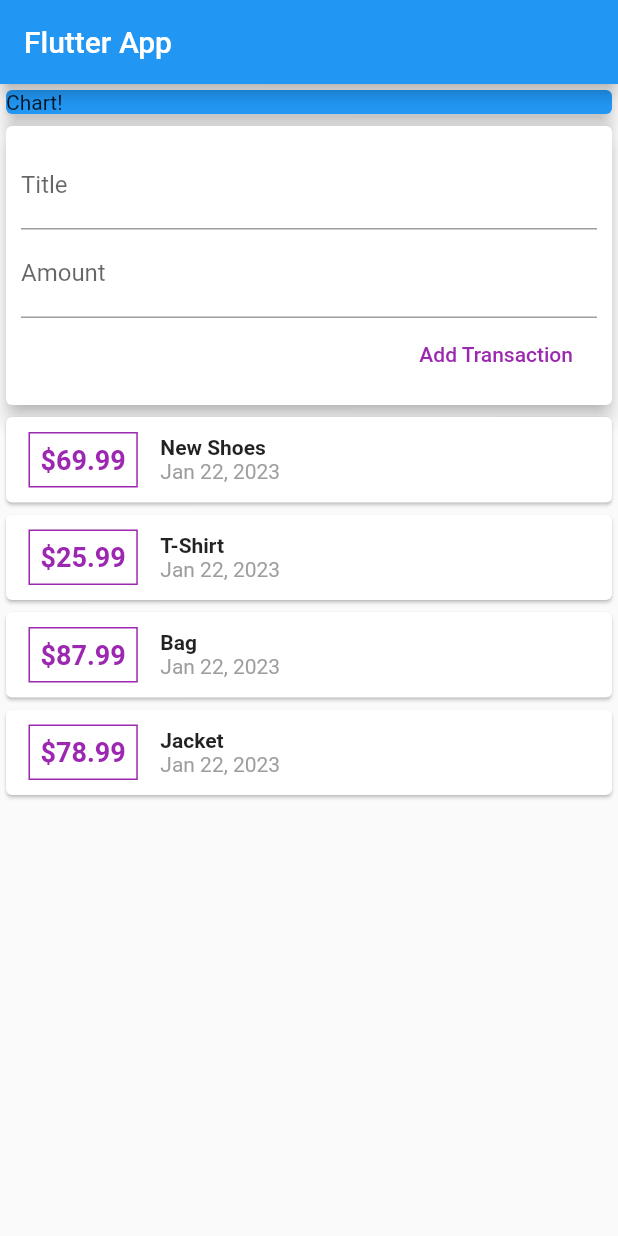
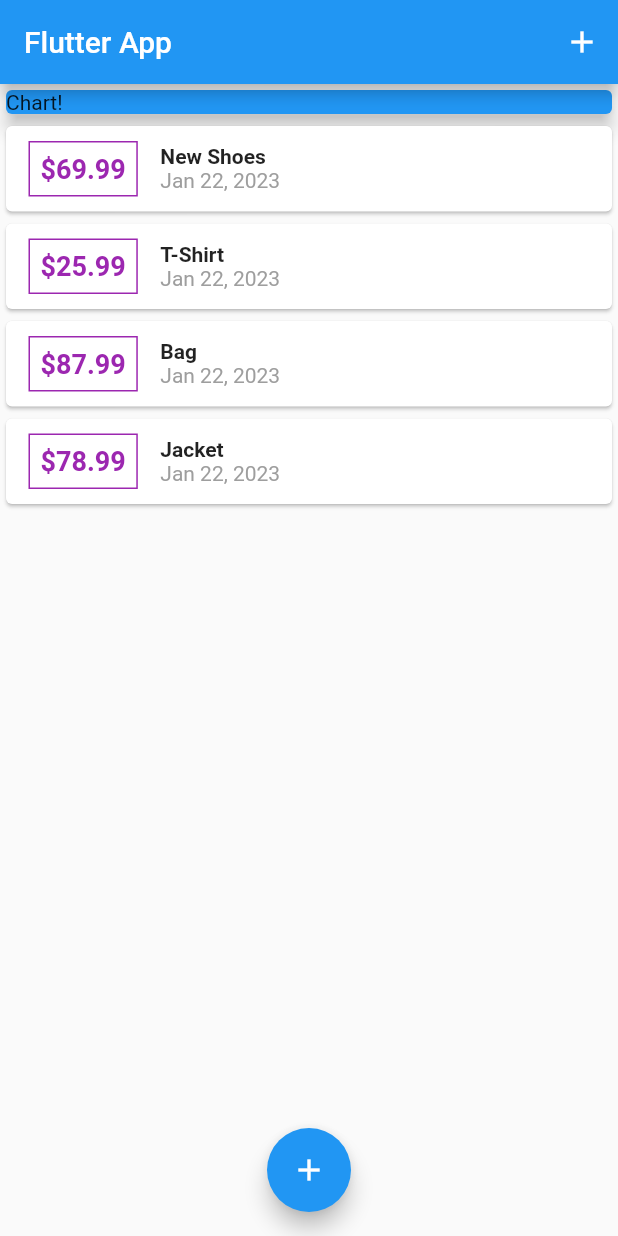
Before and after one commit to nino-t/flutter-personal-expenses, a Flutter app: the screen it shows after launch, on a phone screen of 412 x 824 dp. Run offline on Flutter 3.47's test engine with Material 2 defaults, Android fonts, the light colour scheme and no system bars.

Commit message:
add modal new transaction

```diff
--- a/lib/main.dart
+++ b/lib/main.dart
@@ -1,5 +1,7 @@
 import 'package:flutter/material.dart';
-import 'package:personal_expanses/widgets/user_transaction.dart';
+import 'package:personal_expanses/widgets/new_transaction.dart';
+import 'models/transaction.dart';
+import 'widgets/transasction_list.dart';
 
 void main() => runApp(const MyApp());
 
@@ -8,31 +10,73 @@ class MyApp extends StatelessWidget {
 
   @override
   Widget build(BuildContext context) {
-    return MaterialApp(
+    return const MaterialApp(
       title: 'Flutter App',
       home: MyHomePage(),
     );
   }
 }
 
-class MyHomePage extends StatelessWidget {
-  MyHomePage({Key? key}) : super(key: key);
+class MyHomePage extends StatefulWidget {
+  const MyHomePage({Key? key}) : super(key: key);
 
+  @override
+  State<MyHomePage> createState() => _MyHomePageState();
+}
+
+class _MyHomePageState extends State<MyHomePage> {
   final titleController = TextEditingController();
   final amountController = TextEditingController();
+
+  final List<Transaction> _transactions = [
+    Transaction(
+        id: 't1', title: 'New Shoes', amount: 69.99, date: DateTime.now()),
+    Transaction(
+        id: 't2', title: 'T-Shirt', amount: 25.99, date: DateTime.now()),
+    Transaction(id: 't3', title: 'Bag', amount: 87.99, date: DateTime.now()),
+    Transaction(id: 't4', title: 'Jacket', amount: 78.99, date: DateTime.now())
+  ];
+
+  void _addNewTransaction(String trxTitle, double trxAmount) {
+    final newTrx = Transaction(
+        id: DateTime.now().toString(),
+        title: trxTitle,
+        amount: trxAmount,
+        date: DateTime.now());
+
+    setState(() {
+      _transactions.add(newTrx);
+    });
+  }
+
+  void _startAddNewTransaction(BuildContext ctx) {
+    showModalBottomSheet(
+        context: ctx,
+        builder: (_) {
+          return GestureDetector(
+            child: NewTransaction(_addNewTransaction),
+            onTap: () {},
+          );
+        });
+  }
 
   @override
   Widget build(BuildContext context) {
     return Scaffold(
       appBar: AppBar(
         title: const Text('Flutter App'),
+        actions: [
+          IconButton(
+              onPressed: () => _startAddNewTransaction(context),
+              icon: const Icon(Icons.add))
+        ],
       ),
       body: SingleChildScrollView(
         child: Column(
           mainAxisAlignment: MainAxisAlignment.start,
           crossAxisAlignment: CrossAxisAlignment.end,
-            children: const <Widget>[
-              Card(
+          children: <Widget>[
+            const Card(
               child: SizedBox(
                 width: double.infinity,
                 child: Text('Chart!'),
@@ -40,9 +84,15 @@ class MyHomePage extends StatelessWidget {
               elevation: 5,
               color: Colors.blue,
             ),
-              UserTransaction()
+            TransactionList(_transactions)
           ],
         ),
-        ));
+      ),
+      floatingActionButton: FloatingActionButton(
+        child: const Icon(Icons.add),
+        onPressed: () => _startAddNewTransaction(context),
+      ),
+      floatingActionButtonLocation: FloatingActionButtonLocation.centerFloat,
+    );
   }
 }
--- a/lib/widgets/user_transaction.dart
+++ /dev/null
@@ -1,44 +0,0 @@
-import 'package:flutter/material.dart';
-import 'package:personal_expanses/models/transaction.dart';
-import 'package:personal_expanses/widgets/new_transaction.dart';
-import 'package:personal_expanses/widgets/transasction_list.dart';
-
-class UserTransaction extends StatefulWidget {
-  const UserTransaction({Key? key}) : super(key: key);
-
-  @override
-  State<UserTransaction> createState() => _UserTransactionState();
-}
-
-class _UserTransactionState extends State<UserTransaction> {
-  final List<Transaction> transactions = [
-    Transaction(
-        id: 't1', title: 'New Shoes', amount: 69.99, date: DateTime.now()),
-    Transaction(
-        id: 't2', title: 'T-Shirt', amount: 25.99, date: DateTime.now()),
-    Transaction(id: 't3', title: 'Bag', amount: 87.99, date: DateTime.now()),
-    Transaction(id: 't4', title: 'Jacket', amount: 78.99, date: DateTime.now())
-  ];
-
-  void _addNewTransaction(String trxTitle, double trxAmount) {
-    final newTrx = Transaction(
-        id: DateTime.now().toString(),
-        title: trxTitle,
-        amount: trxAmount,
-        date: DateTime.now());
-
-    setState(() {
-      transactions.add(newTrx);
-    });
-  }
-
-  @override
-  Widget build(BuildContext context) {
-    return Column(
-      children: [
-        NewTransaction(_addNewTransaction),
-        TransactionList(transactions)
-      ],
-    );
-  }
-}
```
Lines whose indentation alone changed are shown as unchanged.
